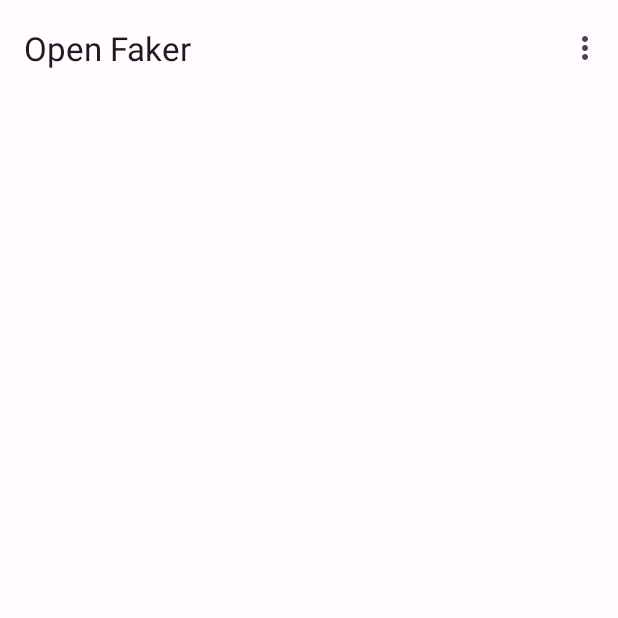
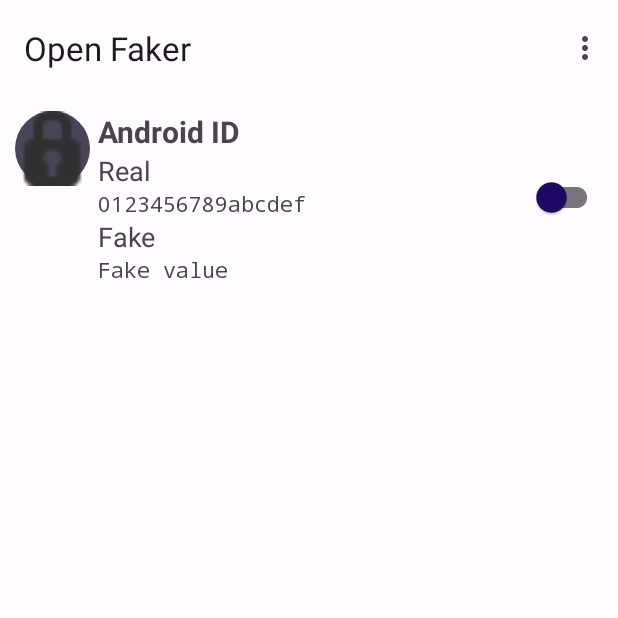
Before and after one commit to michaelskyf/OpenFaker, an Android app: the screen it shows after launch (MainActivity), in the options menu, after a tap on "Settings", on a phone screen of 412 x 824 dp, the top half of it. Run offline under Robolectric (Android 15) with nearby library versions, the phone set to English and light mode, and no system bars; our stand-ins replace navigation-ui; libraries missing offline, so code that uses them is left out: de.robv.android.

Commit message:
Make it work (in a hacky way)

```diff
--- a/app/build.gradle.kts
+++ b/app/build.gradle.kts
@@ -9,7 +9,7 @@ android {
 
     defaultConfig {
         applicationId = "pl.michaelskyf.openfaker"
-        minSdk = 24
+        minSdk = 26
         targetSdk = 33
         versionCode = 1
         versionName = "1.0"
--- a/app/src/main/java/pl/michaelskyf/openfaker/ListFragment.kt
+++ b/app/src/main/java/pl/michaelskyf/openfaker/ListFragment.kt
@@ -1,6 +1,7 @@
 package pl.michaelskyf.openfaker
 
 import android.annotation.SuppressLint
+import android.content.ContentResolver
 import android.os.Bundle
 import android.provider.Settings.Secure
 import androidx.fragment.app.Fragment
@@ -9,10 +10,8 @@ import android.view.View
 import android.view.ViewGroup
 import androidx.recyclerview.widget.LinearLayoutManager
 import pl.michaelskyf.openfaker.databinding.FragmentListBinding
+import pl.michaelskyf.openfaker.xposed.JsonToMap
 
-/**
- * A simple [Fragment] subclass as the default destination in the navigation.
- */
 class ListFragment : Fragment() {
 
     private var _binding: FragmentListBinding? = null
@@ -36,9 +35,12 @@ class ListFragment : Fragment() {
         return binding.root
     }
 
-    @SuppressLint("HardwareIds")
     private fun createProperties(): List<Property> = buildList {
+        val arguments = JsonToMap.MethodArguments(Secure::class.java.name, "getString",
+            "Fake value", arrayOf( Pair(ContentResolver::class.java.name, null), Pair(String::class.java.name, "android_id") ))
 
+        this.add(Property(resources.getDrawable(android.R.drawable.ic_secure, null), "Android ID",
+            { Secure.getString(context?.contentResolver, Secure.ANDROID_ID) }, arguments, false))
     }
 
     override fun onDestroyView() {
--- a/app/src/main/java/pl/michaelskyf/openfaker/Property.kt
+++ b/app/src/main/java/pl/michaelskyf/openfaker/Property.kt
@@ -1,5 +1,6 @@
 package pl.michaelskyf.openfaker
 
 import android.graphics.drawable.Drawable
+import pl.michaelskyf.openfaker.xposed.JsonToMap
 
-data class Property(val icon: Drawable, val name: String, val getRealValue: () -> String, val fakeValue: String, val isActive: Boolean)
+data class Property(val icon: Drawable, val name: String, val getRealValue: () -> String, val data: JsonToMap.MethodArguments, val isActive: Boolean)
--- a/app/src/main/java/pl/michaelskyf/openfaker/PropertyAdapter.kt
+++ b/app/src/main/java/pl/michaelskyf/openfaker/PropertyAdapter.kt
@@ -1,7 +1,10 @@
 package pl.michaelskyf.openfaker
 
+import android.annotation.SuppressLint
 import android.content.ClipData
 import android.content.ClipboardManager
+import android.content.Context
+import android.util.Log
 import android.view.LayoutInflater
 import android.view.View
 import android.view.ViewGroup
@@ -11,7 +14,9 @@ import androidx.core.content.getSystemService
 import androidx.recyclerview.widget.RecyclerView
 import androidx.recyclerview.widget.RecyclerView.ViewHolder
 import com.google.android.material.snackbar.Snackbar
+import com.google.gson.Gson
 import pl.michaelskyf.openfaker.databinding.OptionRowBinding
+import pl.michaelskyf.openfaker.xposed.PrefsListener
 
 class PropertyAdapter(private val properties: List<Property>) : RecyclerView.Adapter<PropertyAdapter.PropertyViewHolder>()
 {
@@ -39,18 +44,26 @@ class PropertyAdapter(private val properties: List<Property>) : RecyclerView.Ada
         holder.icon.foreground = properties[position].icon
         holder.name.text = properties[position].name
         holder.realValue.text = properties[position].getRealValue()
-        holder.fakeValue.text = properties[position].fakeValue
+        holder.fakeValue.text = properties[position].data.fakeValue.toString()
         holder.isActive.isChecked = properties[position].isActive
 
         val switchCallback = {
-            _: CompoundButton, isChecked: Boolean ->
+            button: CompoundButton, isChecked: Boolean ->
             val value = when (isChecked)
             {
                 true -> holder.fakeValue.text
                 false -> holder.realValue.text
             }
 
-            holder.currentValue.text = value
+            Log.d(BuildConfig.APPLICATION_ID, button.isChecked.toString())
+            if (updatedCallback(button.context))
+            {
+                holder.currentValue.text = value
+
+            } else {
+
+                button.isChecked = !isChecked
+            }
         }
 
         holder.isActive.setOnCheckedChangeListener(switchCallback)
@@ -83,4 +96,23 @@ class PropertyAdapter(private val properties: List<Property>) : RecyclerView.Ada
         Snackbar.make(view, "Copied to clipboard", Snackbar.LENGTH_LONG).show()
 
     }
+
+    @SuppressLint("ApplySharedPref")
+    private fun updatedCallback(context: Context): Boolean {
+
+        val pref = try {
+            context.getSharedPreferences(PrefsListener().prefName, Context.MODE_WORLD_READABLE)
+        } catch (e: SecurityException) {
+            return false
+        } ?: return false
+
+        val gson = Gson()
+        val mappedProperties = properties.map { it.data }
+        val json = gson.toJson(mappedProperties)
+            ?: return false
+
+        pref.edit().putString("xposed_method_args", json).commit()
+
+        return PrefsListener().reload()
+    }
 }
--- a/app/src/main/java/pl/michaelskyf/openfaker/xposed/PrefsListener.kt
+++ b/app/src/main/java/pl/michaelskyf/openfaker/xposed/PrefsListener.kt
@@ -4,8 +4,10 @@ class PrefsListener {
 
     public final val prefName = "xposed_prefs_conf"
 
-    fun reload() {
+    fun reload(): Boolean {
         // This function doesn't do anything, since it's used only for signalling
         // when the module has to reload the shared preferences
+
+        return false
     }
 }
```
Also changed, not shown: app/src/main/java/pl/michaelskyf/openfaker/xposed/Hook.kt (+15 -7 lines), app/src/main/java/pl/michaelskyf/openfaker/xposed/XHook.kt (+41 -5 lines), 1 other file.
